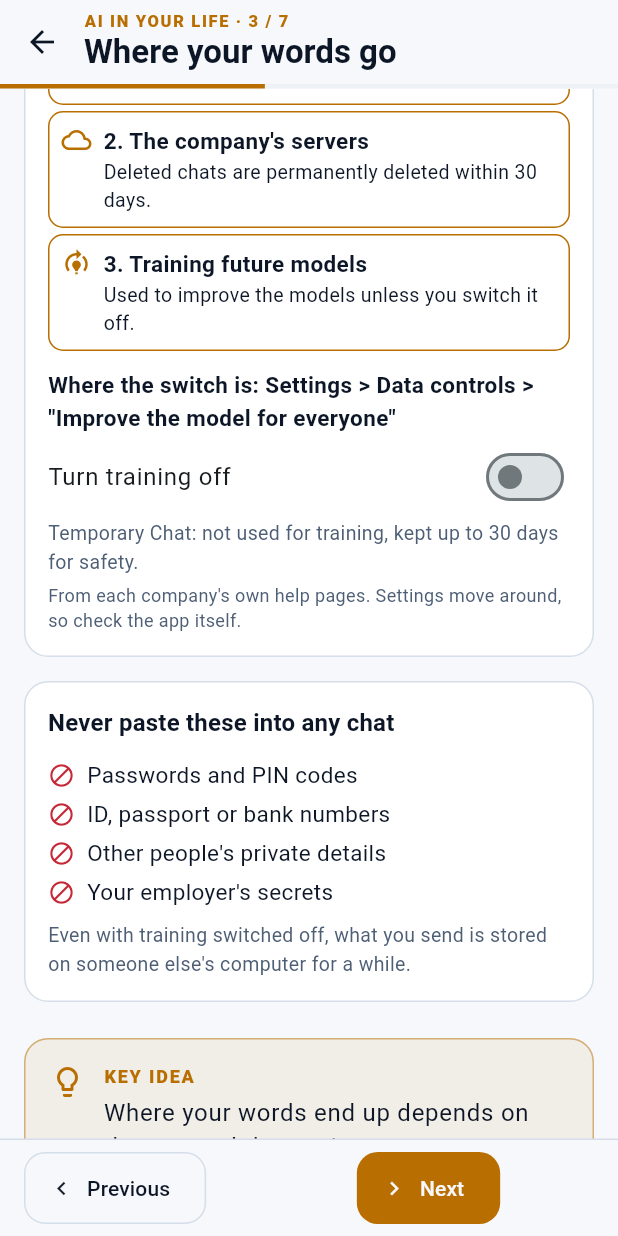
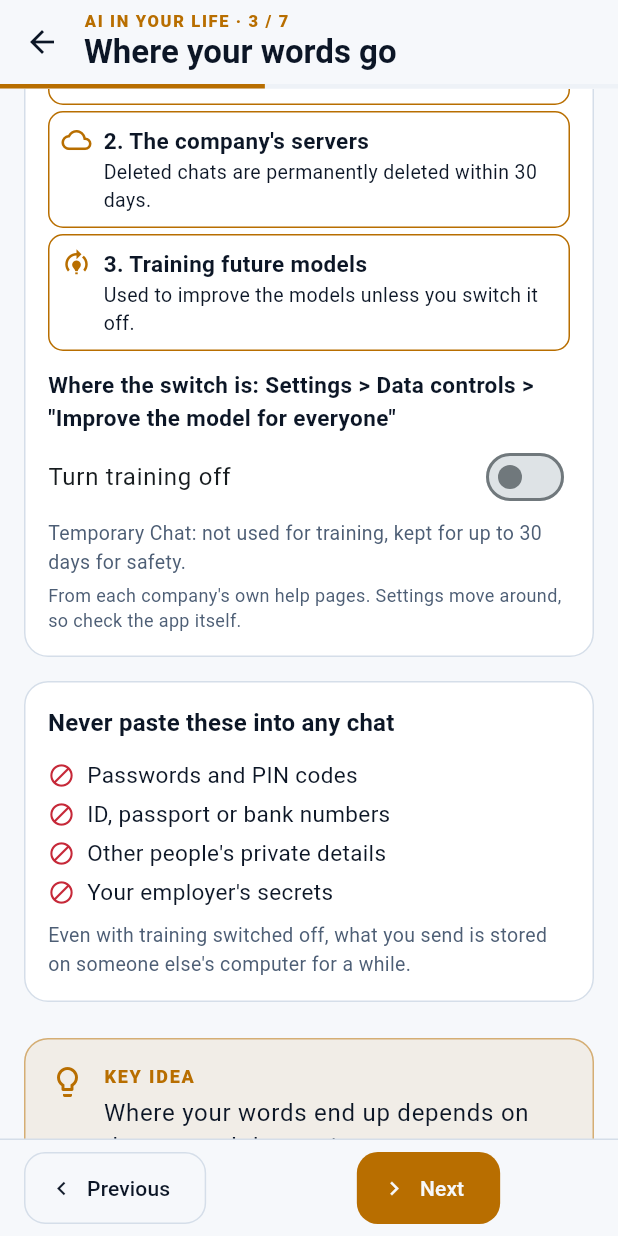
Before and after one commit to levoniust/inside-the-machine-mind, a Flutter app: the EPrivacyScreen screen opened directly, scrolled down 576 dp, on a phone screen of 412 x 824 dp. Run offline on Flutter 3.47's test engine with Material 3 defaults, Android fonts, the phone set to English and light mode, and no system bars; our stand-ins replace file_picker, flutter_tts, printing, shared_preferences; accounts and stored records are empty; project files that could hold a hidden picture were left out.

Commit message:
v2: grammar pass (Mirai flags, Claude-checked): fix 5 mangled glossary links in narration, privacy wording

```diff
--- a/lib/content/narration_s5.dart
+++ b/lib/content/narration_s5.dart
@@ -54,7 +54,7 @@ const narrationS5 = <String, LessonText>{
     intro: [
       'I\'ve opened a door to a little workbench. On the bench sit a laptop, a gaming PC, and a Mac, each with a "what fits" bar showing small, medium, or large models. Tap the one you\'d actually use.',
       'I\'ll show you what you could run on that machine and how it feels — fast and snappy, or a little slow but still useful. And I\'ll mention the privacy upside: your words stay in your room.',
-      'When you\'re ready to go deeper — [[VRAM]], Quantization models, the real trade-offs — there\'s a big button here that steps you into the Enthusiast Lab.',
+      'When you\'re ready to go deeper — [[VRAM]], quantized models, the real trade-offs — there\'s a big button here that steps you into the Enthusiast Lab.',
     ],
     keyIdea: 'You can run a real language model on hardware you already own, and the size you can fit is the main thing that shapes how it feels.',
   ),
--- a/lib/content/narration_s6.dart
+++ b/lib/content/narration_s6.dart
@@ -5,7 +5,7 @@ const narrationS6 = <String, LessonText>{
   'l_will_it_fit': LessonText(
     intro: [
       'Welcome to the Lab\'s favourite question: will this model fit on my machine, and how fast will it run?',
-      'Pick a model, a Quantization and a context length, then pick your machine. The bar shows weights, [[KV cache]] and overhead against your [[VRAM]]; whatever spills over has to live in system RAM.',
+      'Pick a model, a quant and a context length, then pick your machine. The bar shows weights, [[KV cache]] and overhead against your [[VRAM]]; whatever spills over has to live in system RAM.',
       'Tap "Show the math" to see every number. The speed is an upper bound: generating a token means reading every active weight once, so memory bandwidth sets the pace.',
     ],
     keyIdea: 'Memory decides whether a model fits and memory bandwidth decides how fast it talks, so size, quant, context and the type of memory matter more than raw compute at home.',
@@ -20,7 +20,7 @@ const narrationS6 = <String, LessonText>{
   ),
   'l_quant_pick': LessonText(
     intro: [
-      'Every Quantization trades file size for damage. Here is the real measurement for Llama 3 8B from the llama.cpp project: size on one side, how far the answers drift from the original on the other.',
+      'Every quant trades file size for damage. Here is the real measurement for Llama 3 8B from the llama.cpp project: size on one side, how far the answers drift from the original on the other.',
       'Slide through the quants. The drift is measured as [[KL divergence]]: zero means identical. Notice how slowly it rises down to about 4-5 bits, and how fast it climbs below 3.',
       'Switch on the importance matrix to see the same sizes do less damage. Then look at the surprise underneath: the newer, better model suffers more from the same squeeze.',
     ],
--- a/lib/content/narration_s7.dart
+++ b/lib/content/narration_s7.dart
@@ -20,7 +20,7 @@ const narrationS7 = <String, LessonText>{
   ),
   'l_datasets': LessonText(
     intro: [
-      'A [[chat template]] stacks System prompt, user, and assistant turns around special [[token]] markers — the model only ever sees this structure.',
+      'A [[chat template]] stacks system, user, and assistant turns around special [[token]] markers — the model only ever sees this structure.',
       'Tap the coloured blocks to reveal the raw text underneath, then look at a real JSONL row to see how a training example is stored.',
       'Now play the mini-game: three rows are on screen, and one of them is a bad example. Spot it.',
     ],
--- a/lib/content/narration_s9.dart
+++ b/lib/content/narration_s9.dart
@@ -5,7 +5,7 @@ const narrationS9 = <String, LessonText>{
   'l_sota_models': LessonText(
     intro: [
       'This track is dated on purpose: it shows the field as of October 2026, and every card says where it came from.',
-      'Two shelves: closed frontier models you use through an app or an API, and [[Open weights|open-weight]] models anyone can download. Filter them, and tap a card for its details and source.',
+      'Two shelves: closed frontier models you use through an app or an API, and open-weight models anyone can download. Filter them, and tap a card for its details and source.',
       'Notice the open shelf: giant [[mixture-of-experts|mixture of experts]] models next to small ones that run on a single good GPU.',
     ],
     keyIdea: 'The frontier is held by a handful of closed models, while open-weight models, mostly mixtures of experts, follow close behind and can be run by anyone.',
--- a/lib/screens/s5/e_privacy.dart
+++ b/lib/screens/s5/e_privacy.dart
@@ -33,7 +33,7 @@ const _apps = [
     'ChatGPT',
     'Used to improve the models unless you switch it off.',
     'Settings > Data controls > "Improve the model for everyone"',
-    'Temporary Chat: not used for training, kept up to 30 days for safety.',
+    'Temporary Chat: not used for training, kept for up to 30 days for safety.',
     'Deleted chats are permanently deleted within 30 days.',
     '',
     'PRIV-CHATGPT',
@@ -43,9 +43,9 @@ const _apps = [
     'Gemini',
     'With "Keep Activity" on, used to improve Google\'s services, including training its AI models.',
     'Turn off "Keep Activity" (Gemini Apps Activity)',
-    'Temporary chats are kept 72 hours.',
+    'Temporary chats are kept for 72 hours.',
     'Activity is auto-deleted after 18 months by default (you can pick 3 or 36).',
-    'Some chats are read by human reviewers, separated from your account, and kept up to 3 years.',
+    'Some chats are read by human reviewers, separated from your account, and kept for up to 3 years.',
     'PRIV-GEMINI',
     trainsByDefault: true,
   ),
@@ -54,7 +54,7 @@ const _apps = [
     'Used for AI training unless you opt out (some groups of users are excluded).',
     'Opt out in Copilot\'s privacy settings',
     '',
-    'Conversation activity is kept 18 months by default.',
+    'Conversation activity is kept for 18 months by default.',
     'Some conversations get automated and human review.',
     'PRIV-COPILOT',
     trainsByDefault: true,
@@ -64,7 +64,7 @@ const _apps = [
     'Used to improve Claude only if you allow it.',
     'Privacy Settings > "Model Improvement" (off unless you turn it on)',
     'Incognito chats are never used for training.',
-    'If you allow training, data can be kept up to five years; deleted chats leave storage within 30 days.',
+    'If you allow training, data can be kept for up to five years; deleted chats leave storage within 30 days.',
     '',
     'PRIV-CLAUDE',
     trainsByDefault: false,
```
